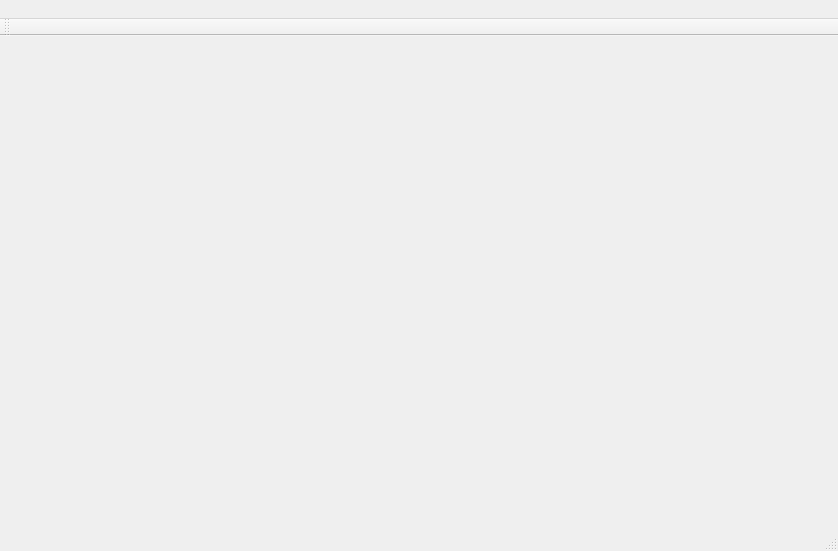
Qt form ui/mainwindow.ui (SkriiL/chat) before a commit.
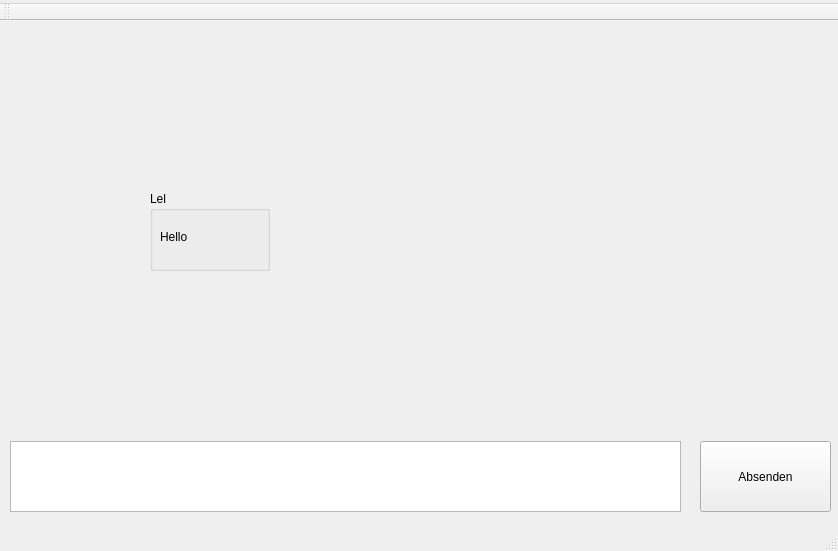
The same form after that commit.

The edit to the form file:
```diff
--- a/ui/mainwindow.ui
+++ b/ui/mainwindow.ui
@@ -13,7 +13,76 @@
   <property name="windowTitle">
    <string>MainWindow</string>
   </property>
-  <widget class="QWidget" name="centralWidget"/>
+  <widget class="QWidget" name="centralWidget">
+   <widget class="QLabel" name="message">
+    <property name="geometry">
+     <rect>
+      <x>130</x>
+      <y>60</y>
+      <width>47</width>
+      <height>13</height>
+     </rect>
+    </property>
+    <property name="text">
+     <string/>
+    </property>
+   </widget>
+   <widget class="QPushButton" name="send">
+    <property name="geometry">
+     <rect>
+      <x>700</x>
+      <y>420</y>
+      <width>131</width>
+      <height>71</height>
+     </rect>
+    </property>
+    <property name="text">
+     <string>Absenden</string>
+    </property>
+   </widget>
+   <widget class="QPlainTextEdit" name="text_send">
+    <property name="geometry">
+     <rect>
+      <x>10</x>
+      <y>420</y>
+      <width>671</width>
+      <height>71</height>
+     </rect>
+    </property>
+    <property name="plainText">
+     <string/>
+    </property>
+   </widget>
+   <widget class="QGroupBox" name="groupBox">
+    <property name="geometry">
+     <rect>
+      <x>150</x>
+      <y>170</y>
+      <width>120</width>
+      <height>80</height>
+     </rect>
+    </property>
+    <property name="title">
+     <string>Lel</string>
+    </property>
+    <widget class="QLabel" name="label">
+     <property name="geometry">
+      <rect>
+       <x>10</x>
+       <y>20</y>
+       <width>101</width>
+       <height>51</height>
+      </rect>
+     </property>
+     <property name="lineWidth">
+      <number>5</number>
+     </property>
+     <property name="text">
+      <string>Hello</string>
+     </property>
+    </widget>
+   </widget>
+  </widget>
   <widget class="QMenuBar" name="menuBar">
    <property name="geometry">
     <rect>
@@ -25,7 +94,7 @@
    </property>
    <widget class="QMenu" name="menuSwag">
     <property name="title">
-     <string> </string>
+     <string/>
     </property>
    </widget>
    <addaction name="menuSwag"/>
```
